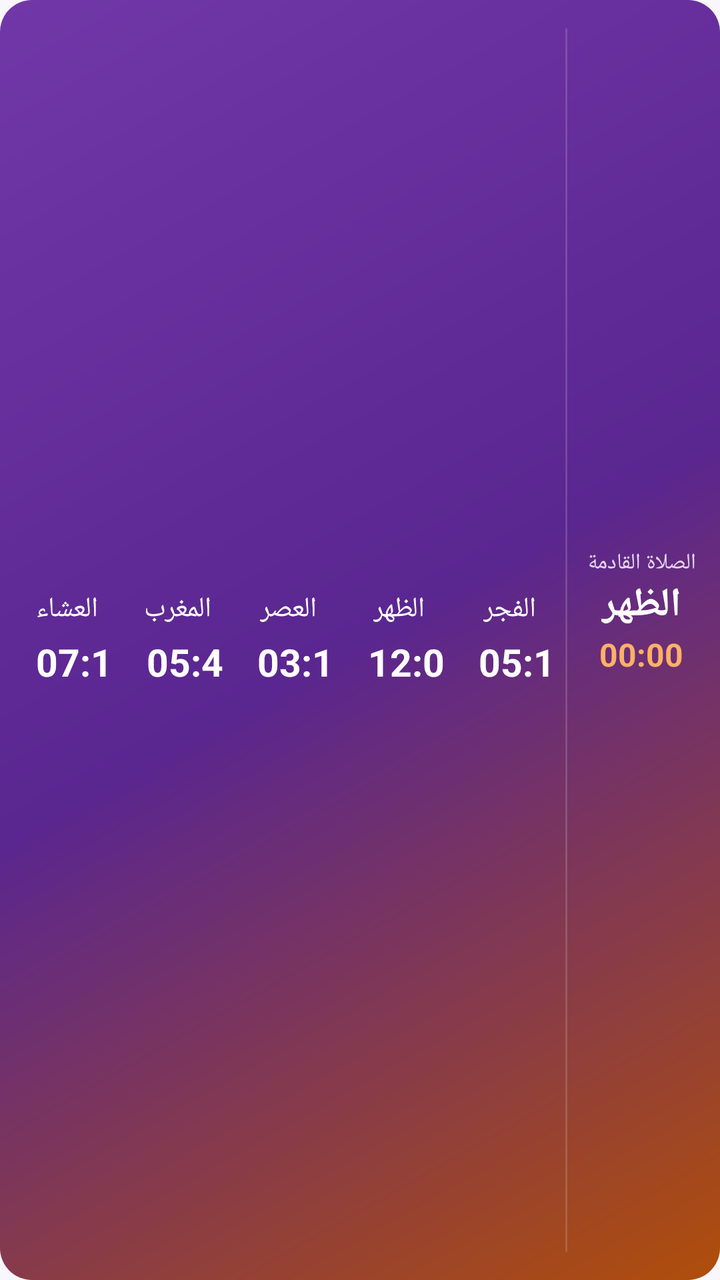
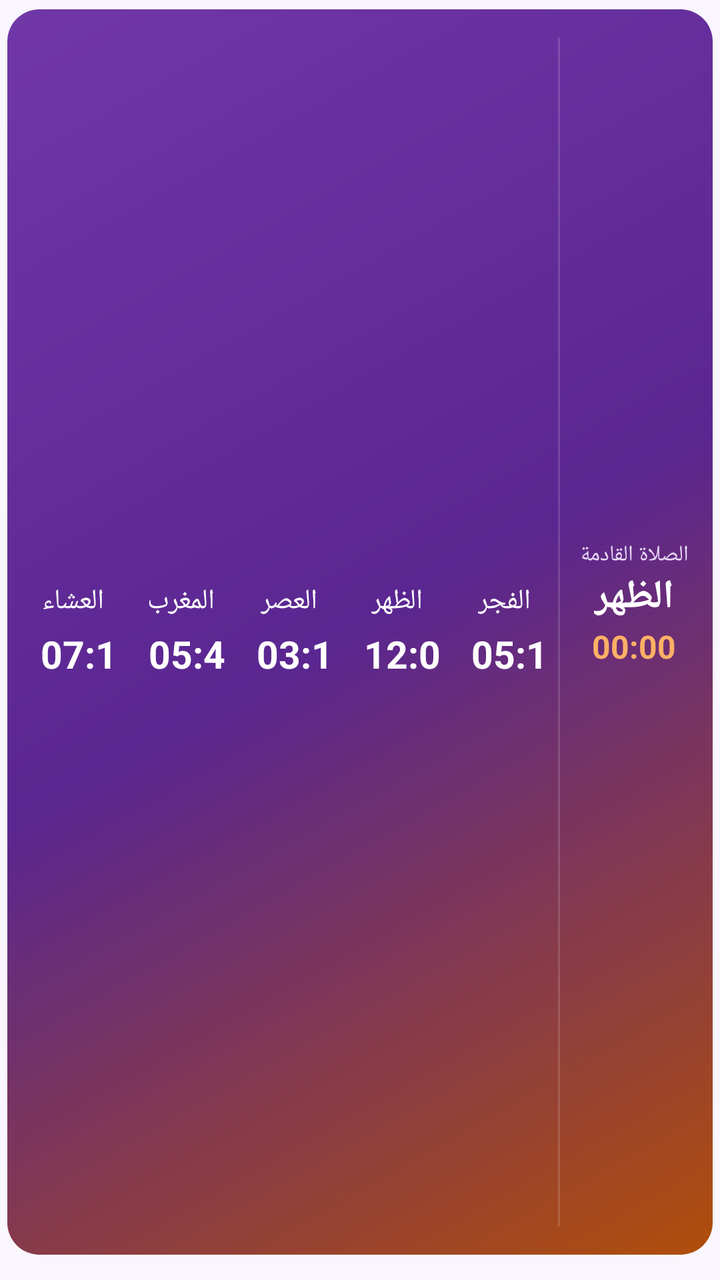

Screens rendered from an Android XML layout before and after an edit, with the pre-edit source and the edit as a unified diff.
<!-- AndroidManifest.xml: application theme AppTheme -->
<!-- res/layout/widget_day_compact.xml -->
<?xml version="1.0" encoding="utf-8"?>
<FrameLayout xmlns:android="http://schemas.android.com/apk/res/android" android:id="@+id/widget_root" android:layout_width="match_parent" android:layout_height="match_parent" android:layoutDirection="rtl">
    <ImageView android:id="@+id/wbg" android:layout_width="match_parent" android:layout_height="match_parent" android:clipToOutline="true" android:scaleType="fitXY" android:src="@drawable/wbg_grad_1" android:contentDescription="@null" />
    <LinearLayout android:id="@+id/w_head" android:layout_width="match_parent" android:layout_height="match_parent" android:orientation="horizontal" android:gravity="center_vertical" android:padding="6dp">
        <LinearLayout android:layout_width="wrap_content" android:layout_height="wrap_content" android:orientation="vertical" android:gravity="center" android:paddingStart="6dp" android:paddingEnd="10dp">
            <TextView android:id="@+id/w_label" android:layout_width="wrap_content" android:layout_height="wrap_content" android:text="الصلاة القادمة" android:textColor="#E6D6F5" android:textSize="11dp" android:maxLines="1" />
            <TextView android:id="@+id/w_next" android:layout_width="wrap_content" android:layout_height="wrap_content" android:text="الظهر" android:textColor="#FFFFFF" android:textSize="20dp" android:textStyle="bold" android:maxLines="1" />
            <Chronometer android:id="@+id/w_chrono" android:layout_width="wrap_content" android:layout_height="wrap_content" android:textColor="#FFB066" android:textSize="16dp" android:textStyle="bold" android:layoutDirection="ltr" />
            <TextView android:id="@+id/w_cd" android:layout_width="wrap_content" android:layout_height="wrap_content" android:visibility="gone" />
            <TextView android:id="@+id/w_hijri" android:layout_width="wrap_content" android:layout_height="wrap_content" android:textColor="#E6D6F5" android:textSize="10.5dp" android:maxLines="1" />
            <TextView android:id="@+id/w_city" android:layout_width="wrap_content" android:layout_height="wrap_content" android:textColor="#E6D6F5" android:textSize="10dp" android:maxLines="1" />
            <TextView android:id="@+id/w_weather" android:layout_width="wrap_content" android:layout_height="wrap_content" android:textColor="#FFFFFF" android:textSize="11dp" android:maxLines="1" android:visibility="gone" />
        </LinearLayout>
        <ImageView android:layout_width="1dp" android:layout_height="match_parent" android:layout_marginTop="8dp" android:layout_marginBottom="8dp" android:src="@drawable/w_tile_l" android:scaleType="fitXY" android:contentDescription="@null" />
        <LinearLayout android:layout_width="0dp" android:layout_height="wrap_content" android:layout_weight="1" android:orientation="horizontal" android:gravity="center_vertical">
            <LinearLayout android:id="@+id/c0" android:layout_width="0dp" android:layout_height="wrap_content" android:layout_weight="1" android:orientation="vertical" android:gravity="center" >
                <TextView android:id="@+id/n0" android:layout_width="wrap_content" android:layout_height="wrap_content" android:text="الفجر" android:textColor="#FFFFFF" android:textSize="14dp" android:maxLines="1" />
                <TextView android:id="@+id/t0" android:layout_width="wrap_content" android:layout_height="wrap_content" android:layout_marginTop="3dp" android:paddingStart="5dp" android:paddingEnd="5dp" android:paddingTop="1dp" android:paddingBottom="1dp" android:text="05:19" android:textColor="#FFFFFF" android:textSize="19dp" android:textStyle="bold" android:maxLines="1" />
            </LinearLayout>
            <LinearLayout android:id="@+id/c1" android:layout_width="0dp" android:layout_height="wrap_content" android:layout_weight="1" android:orientation="vertical" android:gravity="center" >
                <TextView android:id="@+id/n1" android:layout_width="wrap_content" android:layout_height="wrap_content" android:text="الظهر" android:textColor="#FFFFFF" android:textSize="14dp" android:maxLines="1" />
                <TextView android:id="@+id/t1" android:layout_width="wrap_content" android:layout_height="wrap_content" android:layout_marginTop="3dp" android:paddingStart="5dp" android:paddingEnd="5dp" android:paddingTop="1dp" android:paddingBottom="1dp" android:text="12:09" android:textColor="#FFFFFF" android:textSize="19dp" android:textStyle="bold" android:maxLines="1" />
            </LinearLayout>
            <LinearLayout android:id="@+id/c2" android:layout_width="0dp" android:layout_height="wrap_content" android:layout_weight="1" android:orientation="vertical" android:gravity="center" >
                <TextView android:id="@+id/n2" android:layout_width="wrap_content" android:layout_height="wrap_content" android:text="العصر" android:textColor="#FFFFFF" android:textSize="14dp" android:maxLines="1" />
                <TextView android:id="@+id/t2" android:layout_width="wrap_content" android:layout_height="wrap_content" android:layout_marginTop="3dp" android:paddingStart="5dp" android:paddingEnd="5dp" android:paddingTop="1dp" android:paddingBottom="1dp" android:text="03:18" android:textColor="#FFFFFF" android:textSize="19dp" android:textStyle="bold" android:maxLines="1" />
            </LinearLayout>
            <LinearLayout android:id="@+id/c3" android:layout_width="0dp" android:layout_height="wrap_content" android:layout_weight="1" android:orientation="vertical" android:gravity="center" >
                <TextView android:id="@+id/n3" android:layout_width="wrap_content" android:layout_height="wrap_content" android:text="المغرب" android:textColor="#FFFFFF" android:textSize="14dp" android:maxLines="1" />
                <TextView android:id="@+id/t3" android:layout_width="wrap_content" android:layout_height="wrap_content" android:layout_marginTop="3dp" android:paddingStart="5dp" android:paddingEnd="5dp" android:paddingTop="1dp" android:paddingBottom="1dp" android:text="05:41" android:textColor="#FFFFFF" android:textSize="19dp" android:textStyle="bold" android:maxLines="1" />
            </LinearLayout>
            <LinearLayout android:id="@+id/c4" android:layout_width="0dp" android:layout_height="wrap_content" android:layout_weight="1" android:orientation="vertical" android:gravity="center" >
                <TextView android:id="@+id/n4" android:layout_width="wrap_content" android:layout_height="wrap_content" android:text="العشاء" android:textColor="#FFFFFF" android:textSize="14dp" android:maxLines="1" />
                <TextView android:id="@+id/t4" android:layout_width="wrap_content" android:layout_height="wrap_content" android:layout_marginTop="3dp" android:paddingStart="5dp" android:paddingEnd="5dp" android:paddingTop="1dp" android:paddingBottom="1dp" android:text="07:11" android:textColor="#FFFFFF" android:textSize="19dp" android:textStyle="bold" android:maxLines="1" />
            </LinearLayout>
        </LinearLayout>
    </LinearLayout>
</FrameLayout>
<!-- resources referenced by this layout -->
<resources>
  <!-- drawable w_tile_l (drawable) -->
  <?xml version="1.0" encoding="utf-8"?>
  <shape xmlns:android="http://schemas.android.com/apk/res/android" android:shape="rectangle">
      <solid android:color="#26FFFFFF" />
      <corners android:radius="14dp" />
  </shape>
  <!-- drawable wbg_grad_1 (drawable) -->
  <?xml version="1.0" encoding="utf-8"?>
  <shape xmlns:android="http://schemas.android.com/apk/res/android" android:shape="rectangle">
      <gradient android:angle="315" android:startColor="#7137A8" android:centerColor="#5A2690" android:endColor="#B04E0A" />
      <corners android:radius="16dp" />
  </shape>
  <style name="AppTheme" parent="@android:style/Theme.Material.Light.NoActionBar">
          <item name="android:windowBackground">@color/bg</item>
          <item name="android:statusBarColor">@color/bg</item>
          <item name="android:navigationBarColor">@color/bg</item>
          <item name="android:colorAccent">@color/orange</item>
          <item name="android:colorPrimary">@color/purple</item>
      </style>
  <color name="bg">#FAF6FD</color>
  <color name="orange">#F28A32</color>
  <color name="purple">#7137A8</color>
</resources>

<!-- the commit's change to res/layout/widget_day_compact.xml (unified diff, before → after) -->
@@ -1,5 +1,5 @@
 <?xml version="1.0" encoding="utf-8"?>
-<FrameLayout xmlns:android="http://schemas.android.com/apk/res/android" android:id="@+id/widget_root" android:layout_width="match_parent" android:layout_height="match_parent" android:layoutDirection="rtl">
+<FrameLayout xmlns:android="http://schemas.android.com/apk/res/android" android:id="@+id/widget_root" android:layout_width="match_parent" android:layout_height="match_parent" android:layoutDirection="rtl" android:paddingStart="3.5dp" android:paddingEnd="3.5dp" android:paddingTop="4.5dp" android:paddingBottom="12.5dp">
     <ImageView android:id="@+id/wbg" android:layout_width="match_parent" android:layout_height="match_parent" android:clipToOutline="true" android:scaleType="fitXY" android:src="@drawable/wbg_grad_1" android:contentDescription="@null" />
     <LinearLayout android:id="@+id/w_head" android:layout_width="match_parent" android:layout_height="match_parent" android:orientation="horizontal" android:gravity="center_vertical" android:padding="6dp">
         <LinearLayout android:layout_width="wrap_content" android:layout_height="wrap_content" android:orientation="vertical" android:gravity="center" android:paddingStart="6dp" android:paddingEnd="10dp">
